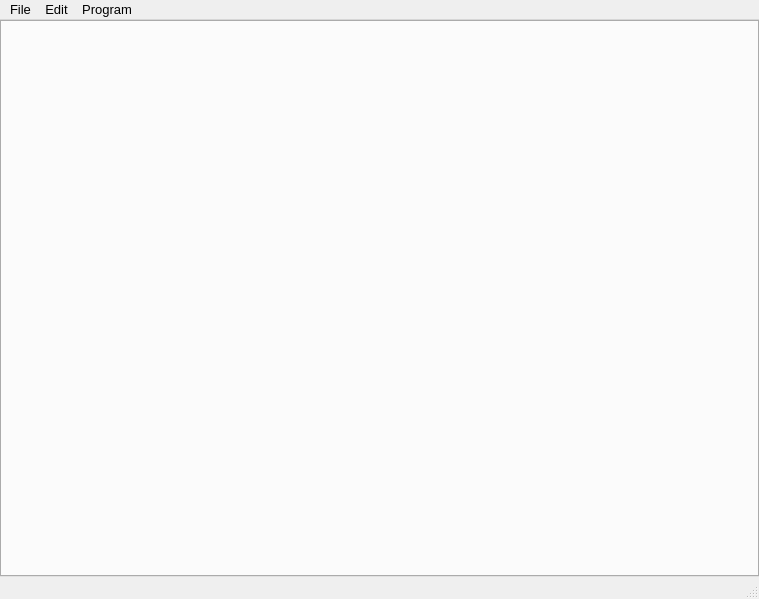
Qt form EasyNotepad/mainwindow.ui (maurictg/EasyNotepad) before a commit.
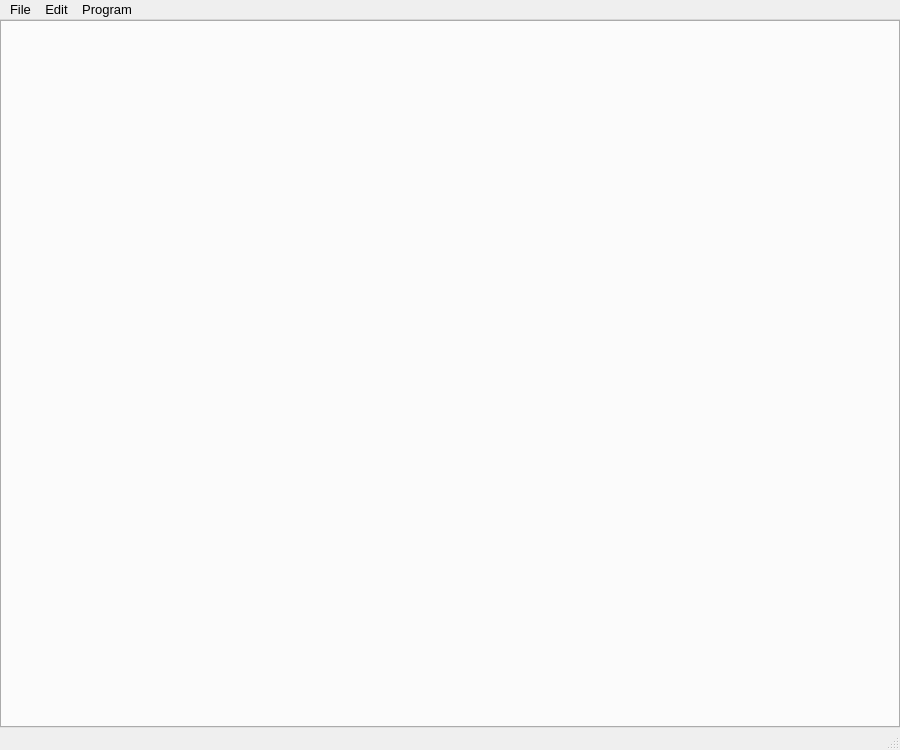
The same form after that commit. Icons and pictures are not drawn.

What changed in the file:
```diff
--- a/EasyNotepad/mainwindow.ui
+++ b/EasyNotepad/mainwindow.ui
@@ -6,8 +6,8 @@
    <rect>
     <x>0</x>
     <y>0</y>
-    <width>759</width>
-    <height>599</height>
+    <width>900</width>
+    <height>750</height>
    </rect>
   </property>
   <property name="windowTitle">
@@ -46,8 +46,8 @@
     <rect>
      <x>0</x>
      <y>0</y>
-     <width>759</width>
-     <height>23</height>
+     <width>900</width>
+     <height>28</height>
     </rect>
    </property>
    <property name="font">
```
